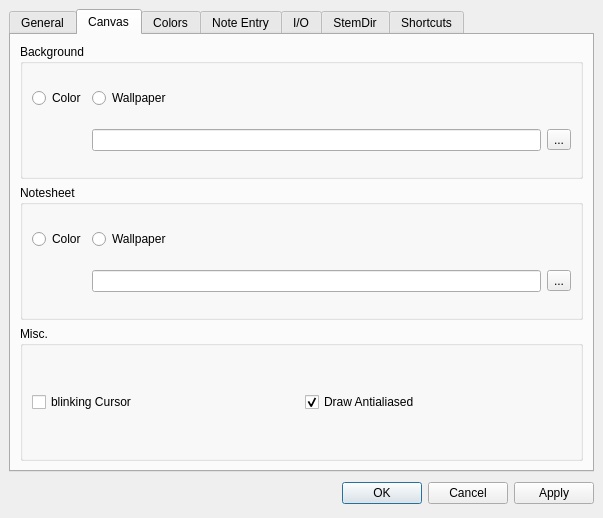
Above: mscore/mscore/prefsdialog.ui from musescore/musescore-old before the change. Below: the same form after it.
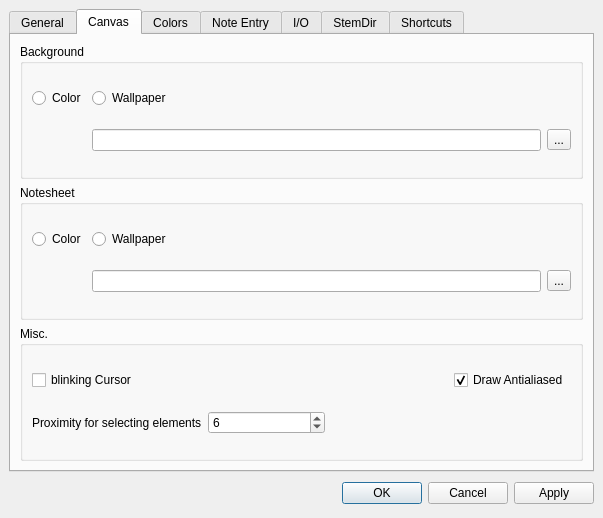
That is the form after the change. The open tabs and pages were chosen to show the change. Icons and pictures are not drawn. Custom widgets are drawn as their Qt base class.

Commit message: implement "proximity" value for selecting elements on canvas

Diff of the .ui file:
```diff
--- a/mscore/mscore/prefsdialog.ui
+++ b/mscore/mscore/prefsdialog.ui
@@ -511,25 +511,14 @@
           <bool>true</bool>
          </property>
          <layout class="QGridLayout" >
-          <property name="leftMargin" >
-           <number>9</number>
-          </property>
-          <property name="topMargin" >
-           <number>9</number>
-          </property>
-          <property name="rightMargin" >
-           <number>9</number>
-          </property>
-          <property name="bottomMargin" >
-           <number>9</number>
-          </property>
-          <property name="horizontalSpacing" >
-           <number>6</number>
-          </property>
-          <property name="verticalSpacing" >
-           <number>6</number>
-          </property>
-          <item row="0" column="1" >
+          <item row="0" column="0" colspan="3" >
+           <widget class="QCheckBox" name="cursorBlink" >
+            <property name="text" >
+             <string>blinking Cursor</string>
+            </property>
+           </widget>
+          </item>
+          <item row="0" column="3" >
            <widget class="QCheckBox" name="drawAntialiased" >
             <property name="toolTip" >
              <string>disable antialiased drawing</string>
@@ -545,13 +534,36 @@
             </property>
            </widget>
           </item>
-          <item row="0" column="0" >
-           <widget class="QCheckBox" name="cursorBlink" >
+          <item row="1" column="0" >
+           <widget class="QLabel" name="label_24" >
             <property name="text" >
-             <string>blinking Cursor</string>
+             <string>Proximity for selecting elements</string>
             </property>
            </widget>
           </item>
+          <item row="1" column="1" >
+           <widget class="QSpinBox" name="proximity" >
+            <property name="minimum" >
+             <number>1</number>
+            </property>
+            <property name="value" >
+             <number>6</number>
+            </property>
+           </widget>
+          </item>
+          <item row="1" column="2" colspan="2" >
+           <spacer>
+            <property name="orientation" >
+             <enum>Qt::Horizontal</enum>
+            </property>
+            <property name="sizeHint" >
+             <size>
+              <width>201</width>
+              <height>20</height>
+             </size>
+            </property>
+           </spacer>
+          </item>
          </layout>
         </widget>
        </item>
```
The commit also changes 3 other files.
